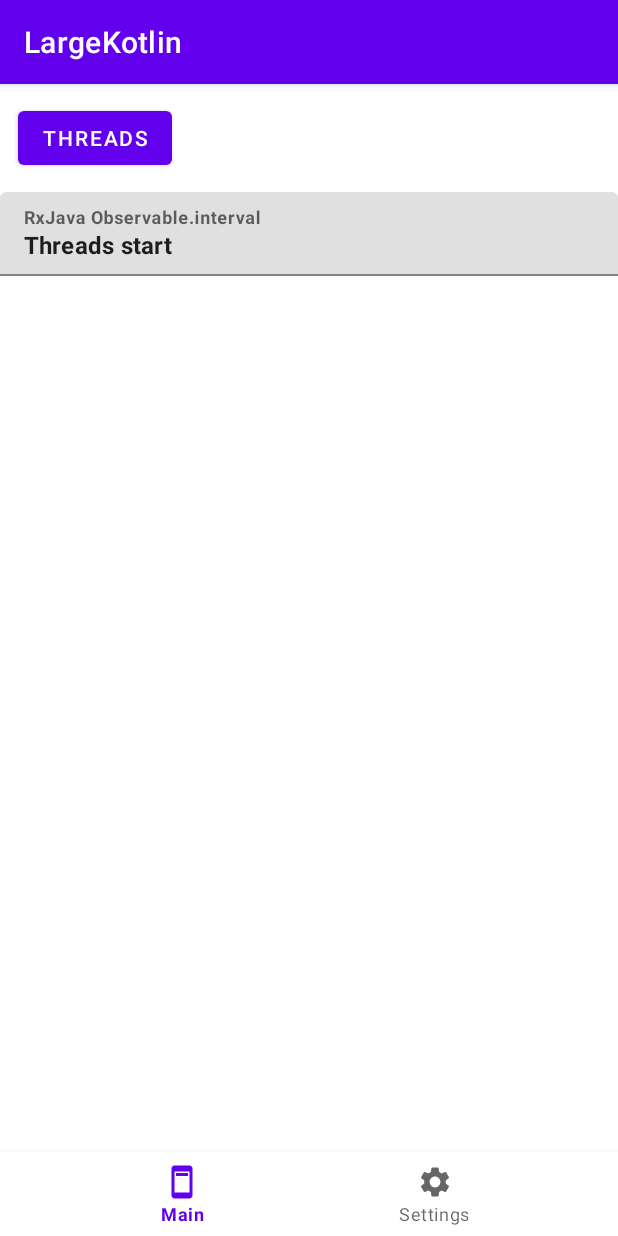
After one commit to OlegQt/LargeKotlin, an Android app: the fragment Tab3Fragment placed in its activity, on a phone screen of 412 x 824 dp. The commit adds this screen. Run offline under Robolectric (Android 15) with nearby library versions, the phone set to English and light mode, and no system bars; our stand-ins replace RxJava.

Commit message:
Tab3Fragment created

```diff
--- a/app/src/main/java/com/largekotlin/MainFragment.kt
+++ b/app/src/main/java/com/largekotlin/MainFragment.kt
@@ -11,6 +11,7 @@ import com.google.android.material.tabs.TabLayoutMediator
 import com.largekotlin.databinding.FragmentMainBinding
 import com.largekotlin.fragments.Tab1Fragment
 import com.largekotlin.fragments.Tab2Fragment
+import com.largekotlin.fragments.Tab3Fragment
 
 
 class MainFragment : Fragment() {
@@ -35,6 +36,7 @@ class MainFragment : Fragment() {
 
         fragmentMap["Thread"] = Tab1Fragment()
         fragmentMap["RxJava"] = Tab2Fragment()
+        fragmentMap["Coroutines"] = Tab3Fragment()
 
         // Инициализация адаптера для TabLayout и связь со списком фрагментов
         val adapter = FragmentAdapter(requireActivity(), fragmentList = fragmentMap.values.toList())
--- /dev/null
+++ b/app/src/main/java/com/largekotlin/fragments/Tab3Fragment.kt
@@ -0,0 +1,52 @@
+package com.largekotlin.fragments
+
+import android.os.Bundle
+import android.view.LayoutInflater
+import android.view.View
+import android.view.ViewGroup
+import androidx.fragment.app.Fragment
+import androidx.lifecycle.ViewModelProvider
+import com.largekotlin.databinding.FragmentTab2Binding
+import com.largekotlin.databinding.FragmentTab3Binding
+import com.largekotlin.util.MessageProvider
+import com.largekotlin.viewmodels.Tab2ViewModel
+
+
+class Tab3Fragment : Fragment() {
+    private var _binding: FragmentTab3Binding? = null
+    private val binding get() = _binding!!
+
+    private val vm by lazy { ViewModelProvider(this)[Tab2ViewModel::class.java] }
+
+    override fun onCreateView(
+        inflater: LayoutInflater, container: ViewGroup?,
+        savedInstanceState: Bundle?
+    ): View? {
+        _binding = FragmentTab3Binding.inflate(inflater, container, false)
+
+
+        // Inflate the layout for this fragment
+        return _binding?.root
+    }
+
+    override fun onViewCreated(view: View, savedInstanceState: Bundle?) {
+        super.onViewCreated(view, savedInstanceState)
+
+        binding.txtThreads.setText("Threads start")
+
+    }
+
+    override fun onPause() {
+        super.onPause()
+    }
+
+    override fun onDestroy() {
+        super.onDestroy()
+        _binding = null
+    }
+
+    companion object {
+        @JvmStatic
+        fun newInstance() = Tab3Fragment()
+    }
+}
--- a/app/src/main/res/layout/fragment_tab2.xml
+++ b/app/src/main/res/layout/fragment_tab2.xml
@@ -41,7 +41,7 @@
             android:id="@+id/txt_rx_timer"
             android:layout_width="match_parent"
             android:layout_height="match_parent"
-            android:enabled="false"
+            android:focusable="false"
 
             android:textStyle="bold"
             android:text="@string/app_name" />
--- /dev/null
+++ b/app/src/main/res/layout/fragment_tab3.xml
@@ -0,0 +1,49 @@
+<?xml version="1.0" encoding="utf-8"?>
+<androidx.constraintlayout.widget.ConstraintLayout xmlns:android="http://schemas.android.com/apk/res/android"
+    xmlns:app="http://schemas.android.com/apk/res-auto"
+    xmlns:tools="http://schemas.android.com/tools"
+    android:layout_width="match_parent"
+    android:layout_height="match_parent"
+
+    tools:context=".MainFragment">
+
+
+    <!-- TODO: RX_TIMER -->
+
+    <com.google.android.material.button.MaterialButton
+        android:id="@+id/btn_timer_observable"
+        android:layout_width="0dp"
+        android:layout_height="wrap_content"
+        android:layout_margin="12dp"
+
+        android:text="Threads"
+
+        app:layout_constraintStart_toStartOf="parent"
+        app:layout_constraintTop_toTopOf="parent" />
+
+    <com.google.android.material.textfield.TextInputLayout
+        android:id="@+id/filledTextFieldA"
+        android:layout_width="0dp"
+        android:layout_height="wrap_content"
+
+        android:layout_marginVertical="12dp"
+        android:hint="RxJava Observable.interval"
+
+        app:layout_constraintEnd_toEndOf="parent"
+        app:layout_constraintStart_toStartOf="parent"
+        app:layout_constraintTop_toBottomOf="@+id/btn_timer_observable">
+
+        <com.google.android.material.textfield.TextInputEditText
+            android:id="@+id/txt_threads"
+            android:layout_width="match_parent"
+            android:layout_height="match_parent"
+
+            android:focusable="false"
+
+            android:text="@string/app_name"
+            android:textStyle="bold" />
+
+    </com.google.android.material.textfield.TextInputLayout>
+
+
+</androidx.constraintlayout.widget.ConstraintLayout>
```
